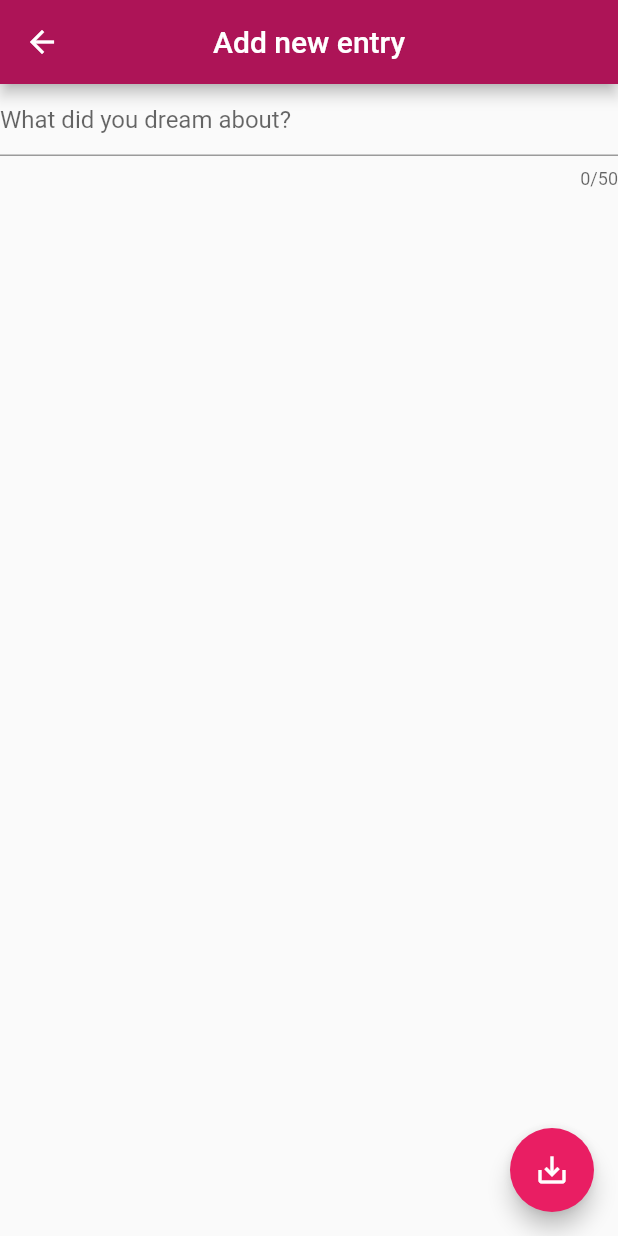
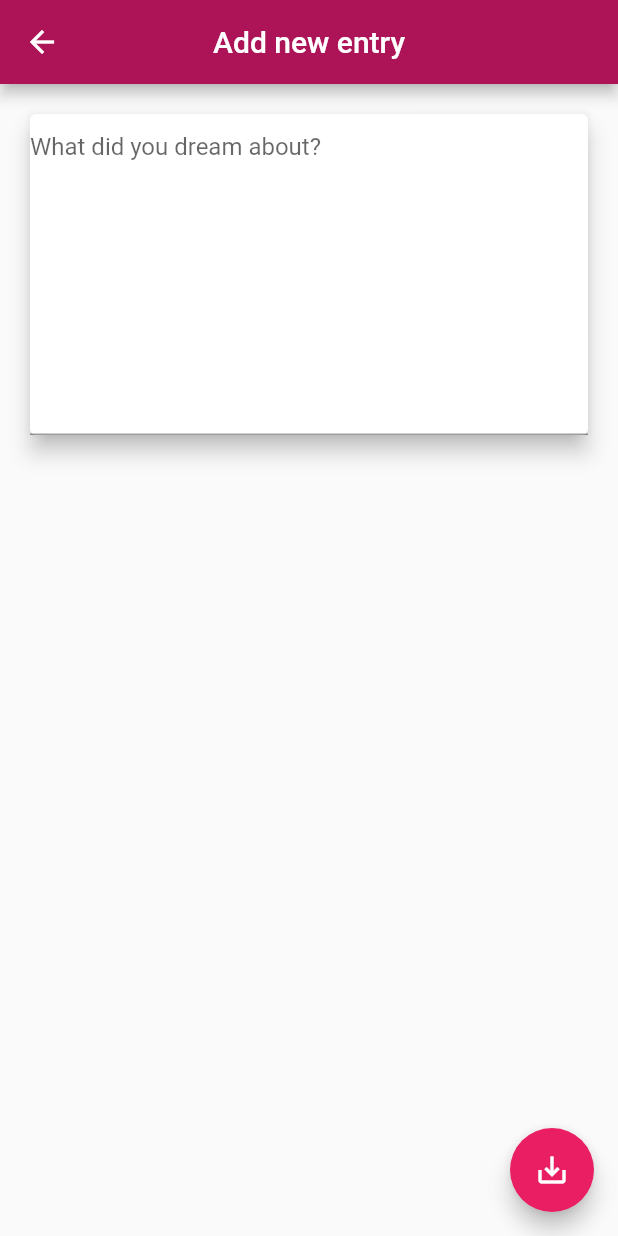
Before and after one commit to FN2187fo/dream-diary, a Flutter app: the Add screen opened directly, on a phone screen of 412 x 824 dp. Run offline on Flutter 3.47's test engine with Material 2 defaults, Android fonts, the phone set to English and light mode, and no system bars.

Commit message:
Better TextInput and inversed order

```diff
--- a/lib/pages/add.dart
+++ b/lib/pages/add.dart
@@ -62,12 +62,18 @@ class _AddState extends State<Add> {
       ),
       body: ListView(
         children: <Widget>[
-          TextFormField(
-          decoration: InputDecoration(
-            hintText: "What did you dream about?",
-          ),
-          maxLength: 50,
-          controller: _titleController,
+          Card(
+            child: TextFormField(
+              decoration: InputDecoration(
+                hintText: "What did you dream about?",
+              ),
+              controller: _titleController,
+              keyboardType: TextInputType.multiline,
+              minLines: 10,
+              maxLines: 50,
+            ),
+            margin: EdgeInsets.all(20),
+            elevation: 6,
           )
         ],
       ),
```
